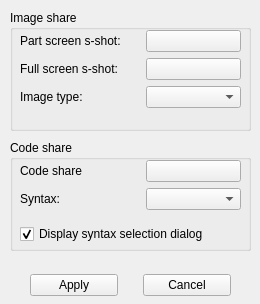
This is client/config.ui in bakwc/Pastexen as Qt 5 draws it before an edit. The edited form follows.
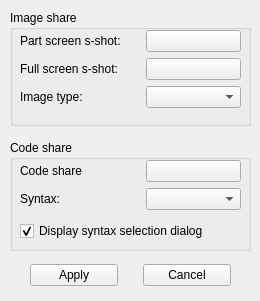
This is the edited form. Icons and pictures are not drawn.

Diff of the .ui file:
```diff
--- a/client/config.ui
+++ b/client/config.ui
@@ -7,7 +7,7 @@
     <x>0</x>
     <y>0</y>
     <width>260</width>
-    <height>304</height>
+    <height>301</height>
    </rect>
   </property>
   <property name="sizePolicy">
@@ -33,7 +33,7 @@
    <property name="geometry">
     <rect>
      <x>30</x>
-     <y>270</y>
+     <y>260</y>
      <width>201</width>
      <height>31</height>
     </rect>
@@ -174,7 +174,7 @@
     <property name="geometry">
      <rect>
       <x>10</x>
-      <y>80</y>
+      <y>77</y>
       <width>250</width>
       <height>28</height>
      </rect>
@@ -196,7 +196,7 @@
      <x>10</x>
      <y>10</y>
      <width>241</width>
-     <height>121</height>
+     <height>116</height>
     </rect>
    </property>
    <property name="title">
@@ -211,7 +211,7 @@
       <x>10</x>
       <y>20</y>
       <width>221</width>
-      <height>94</height>
+      <height>91</height>
      </rect>
     </property>
     <layout class="QFormLayout" name="formLayout_2">
```
